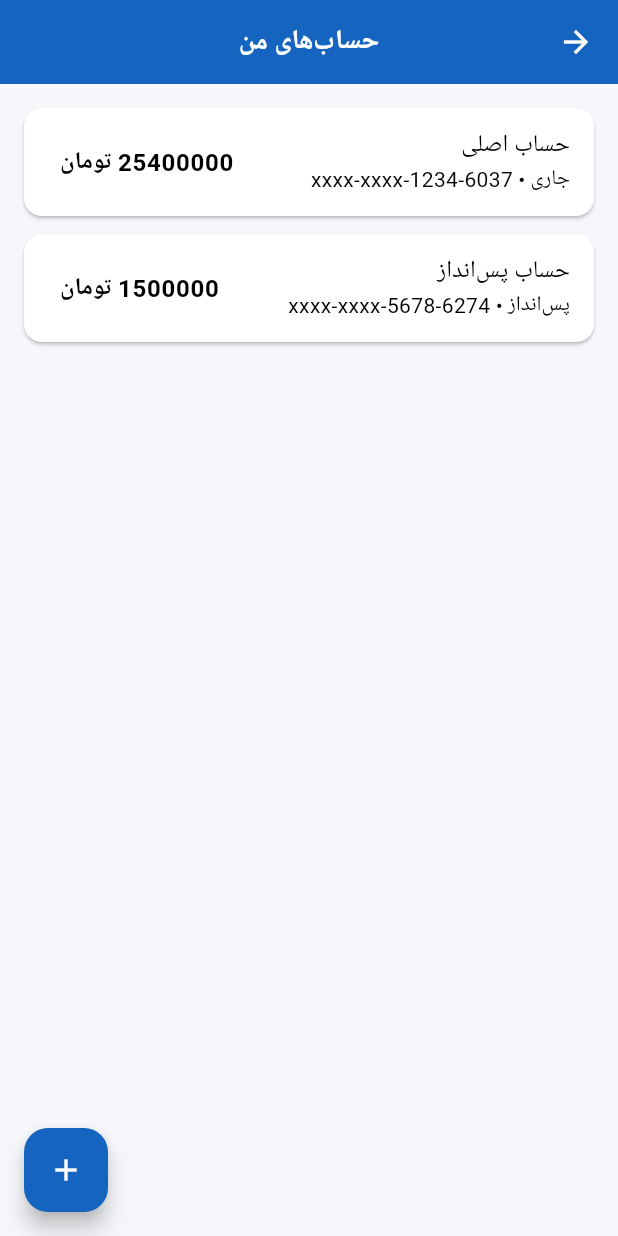
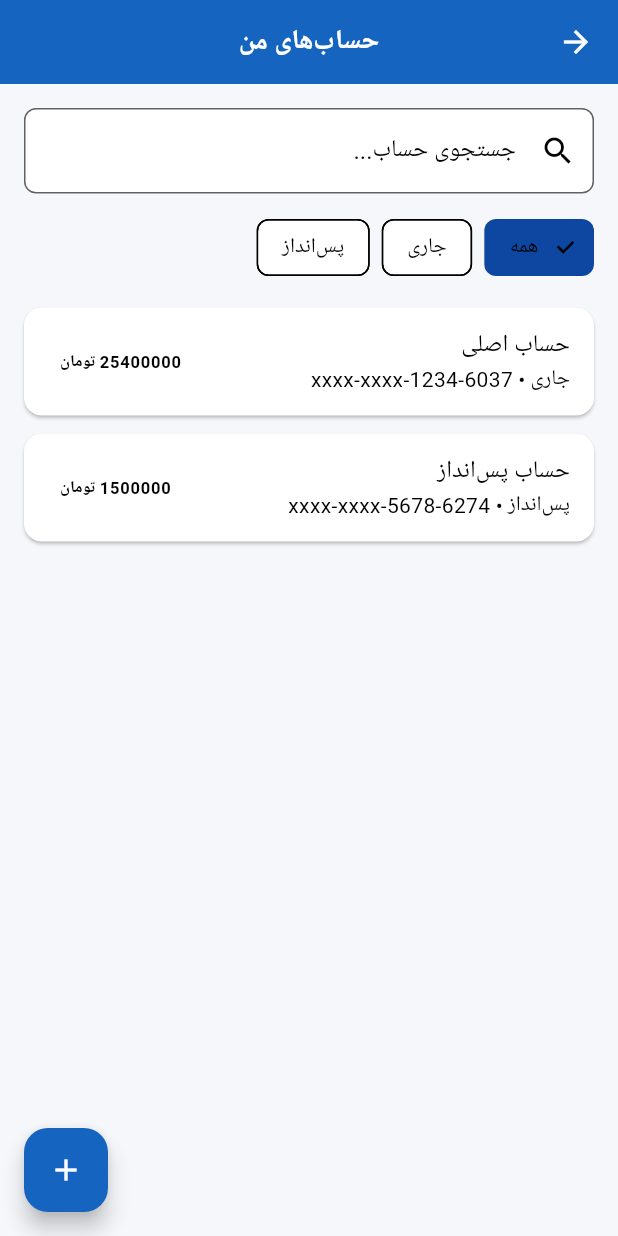
Before and after one commit to vhilli/-AP-Bank-Project-1404, a Flutter app: the AccountsScreen screen opened by its route, on a phone screen of 412 x 824 dp. Run offline on Flutter 3.47's test engine with Material 3 defaults, Android fonts, the phone set to English and light mode, and no system bars; Roboto replaces fonts that are missing (sans).

Commit message:
add search and filter to accounts screen

```diff
--- a/lib/features/accounts/accounts_screen.dart
+++ b/lib/features/accounts/accounts_screen.dart
@@ -1,11 +1,31 @@
 import 'package:flutter/material.dart';
 import '../../data/models/account_model.dart';
 
-class AccountsScreen extends StatelessWidget {
-  AccountsScreen({super.key});
+class AccountsScreen extends StatefulWidget {
+  const AccountsScreen({super.key});
 
-  // ✅ استفاده از داده‌های نمایشی استاندارد از مدل
-  final List<AccountModel> accounts = AccountModel.getMockAccounts();
+  @override
+  State<AccountsScreen> createState() => _AccountsScreenState();
+}
+
+class _AccountsScreenState extends State<AccountsScreen> {
+  final List<AccountModel> _allAccounts = AccountModel.getMockAccounts();
+
+  String _searchQuery = '';
+  AccountType? _selectedType; // null = همه
+
+  List<AccountModel> get _filteredAccounts {
+    return _allAccounts.where((account) {
+      final matchesSearch =
+          account.title.contains(_searchQuery) ||
+              account.cardNumber.contains(_searchQuery);
+
+      final matchesType =
+          _selectedType == null || account.type == _selectedType;
+
+      return matchesSearch && matchesType;
+    }).toList();
+  }
 
   @override
   Widget build(BuildContext context) {
@@ -19,18 +39,79 @@ class AccountsScreen extends StatelessWidget {
         },
         child: const Icon(Icons.add),
       ),
-      body: ListView.builder(
+      body: Padding(
         padding: const EdgeInsets.all(16),
-        itemCount: accounts.length,
-        itemBuilder: (context, index) {
-          final account = accounts[index];
-          return _AccountCard(account: account);
-        },
+        child: Column(
+          children: [
+            // 🔍 Search
+            TextField(
+              decoration: const InputDecoration(
+                hintText: 'جستجوی حساب...',
+                prefixIcon: Icon(Icons.search),
+                border: OutlineInputBorder(),
+              ),
+              onChanged: (value) {
+                setState(() {
+                  _searchQuery = value;
+                });
+              },
+            ),
+
+            const SizedBox(height: 12),
+
+            // 🧃 Filter
+            Row(
+              children: [
+                ChoiceChip(
+                  label: const Text('همه'),
+                  selected: _selectedType == null,
+                  onSelected: (_) {
+                    setState(() {
+                      _selectedType = null;
+                    });
+                  },
+                ),
+                const SizedBox(width: 8),
+                ChoiceChip(
+                  label: const Text('جاری'),
+                  selected: _selectedType == AccountType.current,
+                  onSelected: (_) {
+                    setState(() {
+                      _selectedType = AccountType.current;
+                    });
+                  },
+                ),
+                const SizedBox(width: 8),
+                ChoiceChip(
+                  label: const Text('پس‌انداز'),
+                  selected: _selectedType == AccountType.savings,
+                  onSelected: (_) {
+                    setState(() {
+                      _selectedType = AccountType.savings;
+                    });
+                  },
+                ),
+              ],
+            ),
+
+            const SizedBox(height: 16),
+
+            // 📃 Accounts List
+            Expanded(
+              child: ListView.builder(
+                itemCount: _filteredAccounts.length,
+                itemBuilder: (context, index) {
+                  final account = _filteredAccounts[index];
+                  return _AccountCard(account: account);
+                },
+              ),
+            ),
+          ],
+        ),
       ),
     );
   }
 }
-
 
 class _AccountCard extends StatelessWidget {
   final AccountModel account;
@@ -39,31 +120,27 @@ class _AccountCard extends StatelessWidget {
 
   @override
   Widget build(BuildContext context) {
-    final accountTypeString = account.type == AccountType.current ? 'جاری' : 'پس‌انداز';
+    final typeText =
+    account.type == AccountType.current ? 'جاری' : 'پس‌انداز';
 
     return Card(
       margin: const EdgeInsets.only(bottom: 12),
       shape: RoundedRectangleBorder(
         borderRadius: BorderRadius.circular(12),
       ),
-      child: InkWell( // 👈 InkWell برای اضافه کردن قابلیت کلیک و افکت موج (Ripple Effect)
+      child: InkWell(
         onTap: () {
-          // ناوبری به صفحه جزئیات حساب و ارسال شیء AccountModel
           Navigator.of(context).pushNamed(
-            '/account_details', // این Route را در مرحله ۳ اضافه می‌کنیم
-            arguments: account, // ارسال مدل حساب به صفحه جدید
+            '/account_details',
+            arguments: account,
           );
         },
         child: ListTile(
-          // ... (کدهای قبلی ListTile)
           title: Text(account.title),
-          subtitle: Text('$accountTypeString • ${account.cardNumber}'),
+          subtitle: Text('$typeText • ${account.cardNumber}'),
           trailing: Text(
             '${account.balance} تومان',
-            style: const TextStyle(
-              fontWeight: FontWeight.bold,
-              fontSize: 16,
-            ),
+            style: const TextStyle(fontWeight: FontWeight.bold),
           ),
         ),
       ),
```
Also changed, not shown: lib/features/shared_groups/shared_groups_screen.dart (+37 -20 lines).
